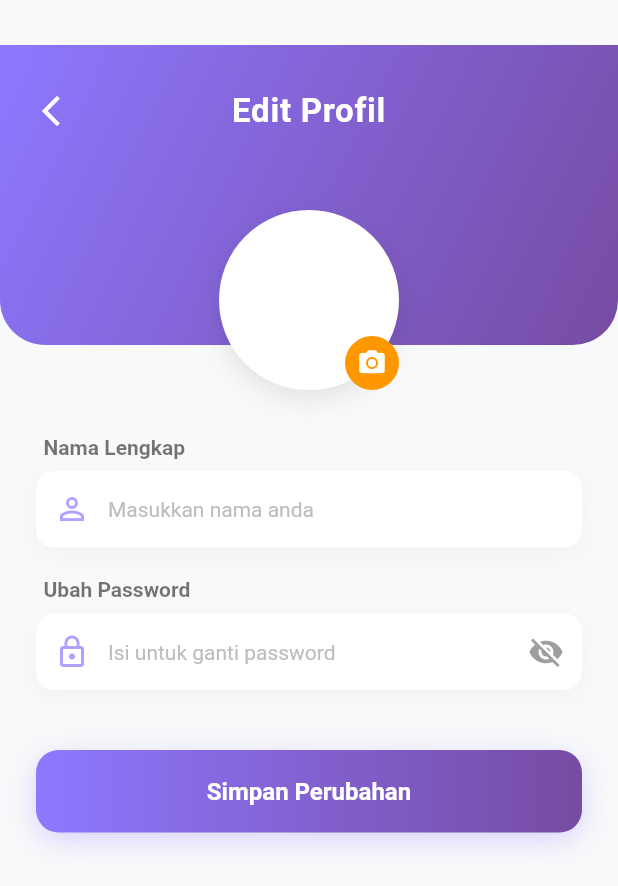
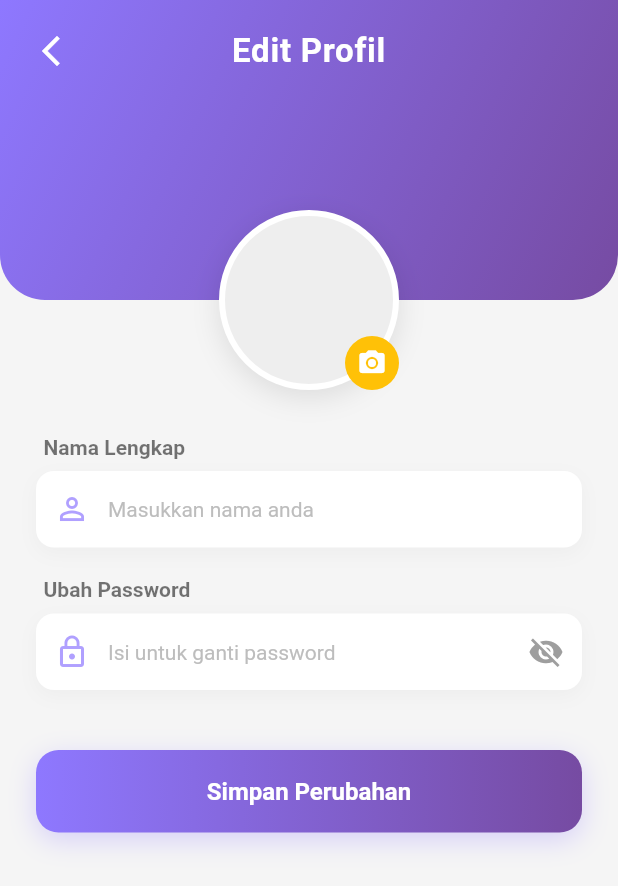
Before and after one commit to dinalailil/pbl_peminjamanalatlab, a Flutter app: the UserHomeScreen screen opened by its route, item 3 of the bottom bar chosen, after a tap on "Ubah Profil", on a phone screen of 412 x 824 dp. Shown: the top 886 px of the screen. Run offline on Flutter 3.47's test engine with Material 3 defaults, Android fonts, the phone set to English and light mode, and no system bars; our stand-ins replace cloud_firestore, firebase_auth, firebase_core, image_picker; accounts and stored records are empty; network calls fail.

Commit message:
Update langsung di main: Memperbaiki UI Home & Profil

```diff
--- a/lib/screens/user/edit_profile_screen.dart
+++ b/lib/screens/user/edit_profile_screen.dart
@@ -120,21 +120,27 @@ class _EditProfileScreenState extends State<EditProfileScreen> {
 @override
   Widget build(BuildContext context) {
     return Scaffold(
-      backgroundColor: const Color(0xFFF8F9FA),
+      backgroundColor: const Color(0xFFF5F5F5),
+      // appbar: null, // Hapus AppBar agar header kita bisa full ke atas
+
       body: SingleChildScrollView(
+        // Hapus padding di sini agar header menempel ke tepi layar
         child: Column(
           children: [
-            // --- HEADER STACK ---
+            // --- HEADER STACK FULL SCREEN ---
             SizedBox(
               height: 260,
               child: Stack(
                 clipBehavior: Clip.none,
                 alignment: Alignment.center,
                 children: [
-                  // Background Gradient
-                  Container(
-                    height: 200,
-                    width: double.infinity,
+                  // 1. Background Gradient (Full ke Atas)
+                  Positioned(
+                    top: 0, // Tempel ke atas
+                    left: 0,
+                    right: 0,
+                    height: 200, // Tinggi area ungu
+                    child: Container(
                       decoration: BoxDecoration(
                         gradient: LinearGradient(
                           colors: [primaryColorStart, primaryColorEnd],
@@ -147,12 +153,16 @@ class _EditProfileScreenState extends State<EditProfileScreen> {
                         ),
                       ),
                     ),
+                  ),
 
-                  // Tombol Back & Judul
+                  // 2. Tombol Back & Judul (Pakai SafeArea hanya untuk konten ini)
                   Positioned(
-                    top: 50,
-                    left: 10,
-                    right: 10,
+                    top: 0,
+                    left: 0,
+                    right: 0,
+                    child: SafeArea(
+                      child: Padding(
+                        padding: const EdgeInsets.symmetric(horizontal: 10, vertical: 10),
                         child: Row(
                           children: [
                             IconButton(
@@ -163,15 +173,22 @@ class _EditProfileScreenState extends State<EditProfileScreen> {
                               child: Text(
                                 "Edit Profil",
                                 textAlign: TextAlign.center,
-                            style: TextStyle(color: Colors.white, fontSize: 22, fontWeight: FontWeight.bold, letterSpacing: 0.5),
+                                style: TextStyle(
+                                  color: Colors.white,
+                                  fontSize: 22,
+                                  fontWeight: FontWeight.bold,
+                                  letterSpacing: 0.5
                                 ),
                               ),
-                        const SizedBox(width: 48),
+                            ),
+                            const SizedBox(width: 48), // Penyeimbang
                           ],
                         ),
                       ),
+                    ),
+                  ),
 
-                  // Avatar Overlap
+                  // 3. Avatar Overlap
                   Positioned(
                     bottom: 0,
                     child: Stack(
@@ -180,10 +197,16 @@ class _EditProfileScreenState extends State<EditProfileScreen> {
                           width: 120,
                           height: 120,
                           decoration: BoxDecoration(
-                            color: Colors.white,
+                            color: Colors.grey[200],
                             shape: BoxShape.circle,
                             border: Border.all(color: Colors.white, width: 4),
-                            boxShadow: [BoxShadow(color: Colors.black.withOpacity(0.1), blurRadius: 15, offset: const Offset(0, 5))],
+                            boxShadow: [
+                              BoxShadow(
+                                color: Colors.black.withOpacity(0.1),
+                                blurRadius: 15,
+                                offset: const Offset(0, 5)
+                              )
+                            ],
                             image: _imageFile != null
                                 ? DecorationImage(image: FileImage(_imageFile!), fit: BoxFit.cover)
                                 : (_oldPhotoBase64 != null
@@ -194,6 +217,8 @@ class _EditProfileScreenState extends State<EditProfileScreen> {
                               ? const Icon(Icons.person, size: 60, color: Colors.grey)
                               : null,
                         ),
+
+                        // Tombol Kamera
                         Positioned(
                           bottom: 0,
                           right: 0,
@@ -201,7 +226,10 @@ class _EditProfileScreenState extends State<EditProfileScreen> {
                             onTap: _pickImage,
                             child: Container(
                               padding: const EdgeInsets.all(8),
-                              decoration: const BoxDecoration(color: Colors.orange, shape: BoxShape.circle),
+                              decoration: const BoxDecoration(
+                                color: Colors.amber,
+                                shape: BoxShape.circle
+                              ),
                               child: const Icon(Icons.camera_alt, size: 20, color: Colors.white),
                             ),
                           ),
--- a/lib/screens/user/user_home_screen.dart
+++ b/lib/screens/user/user_home_screen.dart
@@ -6,7 +6,9 @@ import 'package:intl/intl.dart';
 
 import 'package:intl/date_symbol_data_local.dart';
 import '../../services/auth_service.dart';
-
+import 'history_screen.dart';
+import 'help_screen.dart';
+import 'notification_screen.dart';
 import 'edit_profile_screen.dart';
 import 'catalog_screen.dart';
 import 'pengembalian_screen.dart';
@@ -138,7 +140,7 @@ class _UserHomeScreenState extends State<UserHomeScreen> {
                       ),
                       const SizedBox(height: 5),
                       const Text(
-                        "Selamat Datang di Labify\nMau pinjam apa hari ini?",
+                        "Selamat Datang di Labify",
                         style: TextStyle(color: Colors.white70, fontSize: 14),
                       ),
                       const SizedBox(height: 10),
@@ -392,24 +394,27 @@ class _UserHomeScreenState extends State<UserHomeScreen> {
     );
   }
 
-  // ====================================================================
-  // TAB PROFIL
-  // ====================================================================
+  // ===========================================================================
+  // TAB 3: PROFIL (HEADER FULL BLOCK + JUDUL TENGAH)
+  // ===========================================================================
   Widget _buildProfileTab() {
      return SingleChildScrollView(
         child: Column(
           children: [
-          // HEADER PROFIL
+            // HEADER STACK
             SizedBox(
               height: 240,
               child: Stack(
                 clipBehavior: Clip.none,
-              alignment: Alignment.center,
+                alignment: Alignment.center, // KUNCI: Align Center agar judul di tengah
                 children: [
-                // GRADIENT HEADER
-                Container(
-                  height: 180,
-                  width: double.infinity,
+                  // 1. Background Gradient Full Block (dengan border radius bawah)
+                  Positioned(
+                    top: 0,
+                    left: 0,
+                    right: 0,
+                    height: 180, // Tinggi area ungu
+                    child: Container(
                       decoration: BoxDecoration(
                         gradient: LinearGradient(
                           colors: [primaryColorStart, primaryColorEnd],
@@ -421,58 +426,49 @@ class _UserHomeScreenState extends State<UserHomeScreen> {
                           bottomRight: Radius.circular(30),
                         ),
                       ),
-                  child: SafeArea(
-                    child: Padding(
-                      padding: const EdgeInsets.symmetric(horizontal: 20),
-                      child: Row(
-                        mainAxisAlignment: MainAxisAlignment.spaceBetween,
-                        children: const [
+                      // Child SafeArea untuk Judul
+                      child: const SafeArea(
+                        child: Column(
+                          children: [
+                            SizedBox(height: 20), // Jarak dari atas (status bar)
                             Text(
-                            "Profil",
+                              "Profil Saya",
                               style: TextStyle(
                                 color: Colors.white,
                                 fontSize: 24,
                                 fontWeight: FontWeight.bold,
+                                letterSpacing: 1
                               ),
                             ),
-                          Icon(Icons.settings, color: Colors.white),
                           ],
                         ),
                       ),
                     ),
                   ),
 
-                // AVATAR USER
+                  // 2. Avatar User Overlap
                   Positioned(
-                  bottom: -30,
+                    bottom: 0,
                     child: StreamBuilder<DocumentSnapshot>(
-                    stream: FirebaseFirestore.instance
-                        .collection('users')
-                        .doc(user?.uid)
-                        .snapshots(),
+                      stream: FirebaseFirestore.instance.collection('users').doc(user?.uid).snapshots(),
                       builder: (context, snapshot) {
-                      String? photo;
-
+                        String? photoBase64;
                         if (snapshot.hasData && snapshot.data!.exists) {
                           var data = snapshot.data!.data() as Map<String, dynamic>;
-                        photo = data['photo_base64'];
+                          if (data.containsKey('photo_base64')) photoBase64 = data['photo_base64'];
                         }
-
                         return Container(
-                        width: 120,
-                        height: 120,
+                          width: 120, height: 120,
                           decoration: BoxDecoration(
                             color: Colors.white,
                             shape: BoxShape.circle,
                             border: Border.all(color: Colors.white, width: 4),
-                          image: (photo != null && photo.isNotEmpty)
-                              ? DecorationImage(
-                                  image: MemoryImage(base64Decode(photo)),
-                                  fit: BoxFit.cover,
-                                )
+                            boxShadow: [BoxShadow(color: Colors.black.withOpacity(0.1), blurRadius: 15, offset: const Offset(0, 5))],
+                            image: (photoBase64 != null && photoBase64.isNotEmpty)
+                                ? DecorationImage(image: MemoryImage(base64Decode(photoBase64)), fit: BoxFit.cover)
                                 : null,
                           ),
-                        child: (photo == null || photo.isEmpty)
+                          child: (photoBase64 == null || photoBase64.isEmpty)
                               ? Icon(Icons.person, size: 60, color: Colors.grey[400])
                               : null,
                         );
@@ -483,32 +479,21 @@ class _UserHomeScreenState extends State<UserHomeScreen> {
               ),
             ),
 
-          const SizedBox(height: 50),
+            const SizedBox(height: 10),
 
-          // NAMA & EMAIL
+            // Nama & Email (Tetap sama)
             StreamBuilder<DocumentSnapshot>(
-            stream: FirebaseFirestore.instance
-                .collection('users')
-                .doc(user?.uid)
-                .snapshots(),
+              stream: FirebaseFirestore.instance.collection('users').doc(user?.uid).snapshots(),
               builder: (context, snapshot) {
                 String nama = "Loading...";
-              String email = user?.email ?? "-";
-
+                String email = user?.email ?? "";
                 if (snapshot.hasData && snapshot.data!.exists) {
                   var data = snapshot.data!.data() as Map<String, dynamic>;
                   nama = data['nama'] ?? "User";
                 }
-
                 return Column(
                   children: [
-                  Text(
-                    nama,
-                    style: const TextStyle(
-                      fontSize: 22,
-                      fontWeight: FontWeight.bold,
-                    ),
-                  ),
+                    Text(nama, style: const TextStyle(fontSize: 22, fontWeight: FontWeight.bold, color: Colors.black87)),
                     Text(email, style: const TextStyle(color: Colors.grey)),
                   ],
                 );
@@ -517,38 +502,29 @@ class _UserHomeScreenState extends State<UserHomeScreen> {
 
             const SizedBox(height: 30),
 
-          // MENU PROFIL
+            // Menu Profil (Tetap sama)
             Padding(
-            padding: const EdgeInsets.symmetric(horizontal: 24),
+              padding: const EdgeInsets.symmetric(horizontal: 24.0),
               child: Column(
                 children: [
-                ListTile(
-                  leading: const Icon(Icons.edit),
-                  title: const Text("Ubah Profil"),
-                  trailing: const Icon(Icons.arrow_forward_ios, size: 16),
+                  _buildProfileMenuItem(icon: Icons.edit, text: "Ubah Profil", onTap: () => Navigator.push(context, MaterialPageRoute(builder: (context) => const EditProfileScreen()))),
+                  _buildProfileMenuItem(
+  icon: Icons.history,
+  text: "Riwayat Transaksi",
   onTap: () {
-                    Navigator.push(
-                      context,
-                      MaterialPageRoute(builder: (_) => const EditProfileScreen()),
-                    );
-                  },
+     Navigator.push(context, MaterialPageRoute(builder: (context) => const HistoryScreen()));
+  }
 ),
-                ListTile(
-                  leading: const Icon(Icons.history),
-                  title: const Text("Riwayat Transaksi"),
-                  trailing: const Icon(Icons.arrow_forward_ios, size: 16),
-                  onTap: () {},
-                ),
-                ListTile(
-                  leading: const Icon(Icons.help_outline),
-                  title: const Text("Bantuan"),
-                  trailing: const Icon(Icons.arrow_forward_ios, size: 16),
-                  onTap: () {},
+                  _buildProfileMenuItem(
+  icon: Icons.help_outline,
+  text: "Bantuan",
+  onTap: () {
+     Navigator.push(context, MaterialPageRoute(builder: (context) => const HelpScreen()));
+  }
 ),
 
                   const SizedBox(height: 20),
 
-                // LOGOUT BUTTON
                   SizedBox(
                     width: double.infinity,
                     child: ElevatedButton(
@@ -556,21 +532,17 @@ class _UserHomeScreenState extends State<UserHomeScreen> {
                       style: ElevatedButton.styleFrom(
                         backgroundColor: Colors.red[50],
                         foregroundColor: Colors.red,
+                        elevation: 0,
                         padding: const EdgeInsets.symmetric(vertical: 15),
-                      shape: RoundedRectangleBorder(
-                        borderRadius: BorderRadius.circular(12),
+                        shape: RoundedRectangleBorder(borderRadius: BorderRadius.circular(12))
+                      ),
+                      child: const Text("Keluar Aplikasi", style: TextStyle(fontWeight: FontWeight.bold)),
                     ),
                   ),
-                    child: const Text(
-                      "Keluar Aplikasi",
-                      style: TextStyle(fontWeight: FontWeight.bold),
-                    ),
-                  ),
-                ),
+                  const SizedBox(height: 30),
                 ],
               ),
             ),
-          const SizedBox(height: 30),
           ],
         ),
     );
@@ -584,6 +556,7 @@ class _UserHomeScreenState extends State<UserHomeScreen> {
       trailing: const Icon(Icons.arrow_forward_ios, size: 16, color: Colors.grey),
     );
   }
+
 
  // FUNGSI DIALOG LOGOUT CUSTOM (Avatar + Rounded Button)
   void _showLogoutDialog(BuildContext context) {
@@ -673,7 +646,8 @@ class _UserHomeScreenState extends State<UserHomeScreen> {
                             showDialog(
                               context: context,
                               barrierDismissible: false,
-                                builder: (c) => const Center(child: CircularProgressIndicator()));
+                              builder: (c) => const Center(child: CircularProgressIndicator())
+                            );
 
                             await Future.delayed(const Duration(milliseconds: 500)); // Efek visual
                             await AuthService().logout(); // Logout Firebase
@@ -692,8 +666,7 @@ class _UserHomeScreenState extends State<UserHomeScreen> {
                             shape: RoundedRectangleBorder(borderRadius: BorderRadius.circular(25)),
                             elevation: 0,
                           ),
-                          child: const Text("Ya",
-                              style: TextStyle(color: Colors.white, fontWeight: FontWeight.bold, fontSize: 16)),
+                          child: const Text("Ya", style: TextStyle(color: Colors.white, fontWeight: FontWeight.bold, fontSize: 16)),
                         ),
                       ),
                     ),
@@ -711,8 +684,7 @@ class _UserHomeScreenState extends State<UserHomeScreen> {
                             shape: RoundedRectangleBorder(borderRadius: BorderRadius.circular(25)),
                             elevation: 0,
                           ),
-                          child: const Text("Tidak",
-                              style: TextStyle(color: Colors.white, fontWeight: FontWeight.bold, fontSize: 16)),
+                          child: const Text("Tidak", style: TextStyle(color: Colors.white, fontWeight: FontWeight.bold, fontSize: 16)),
                         ),
                       ),
                     ),
```
Lines whose indentation alone changed are shown as unchanged.
